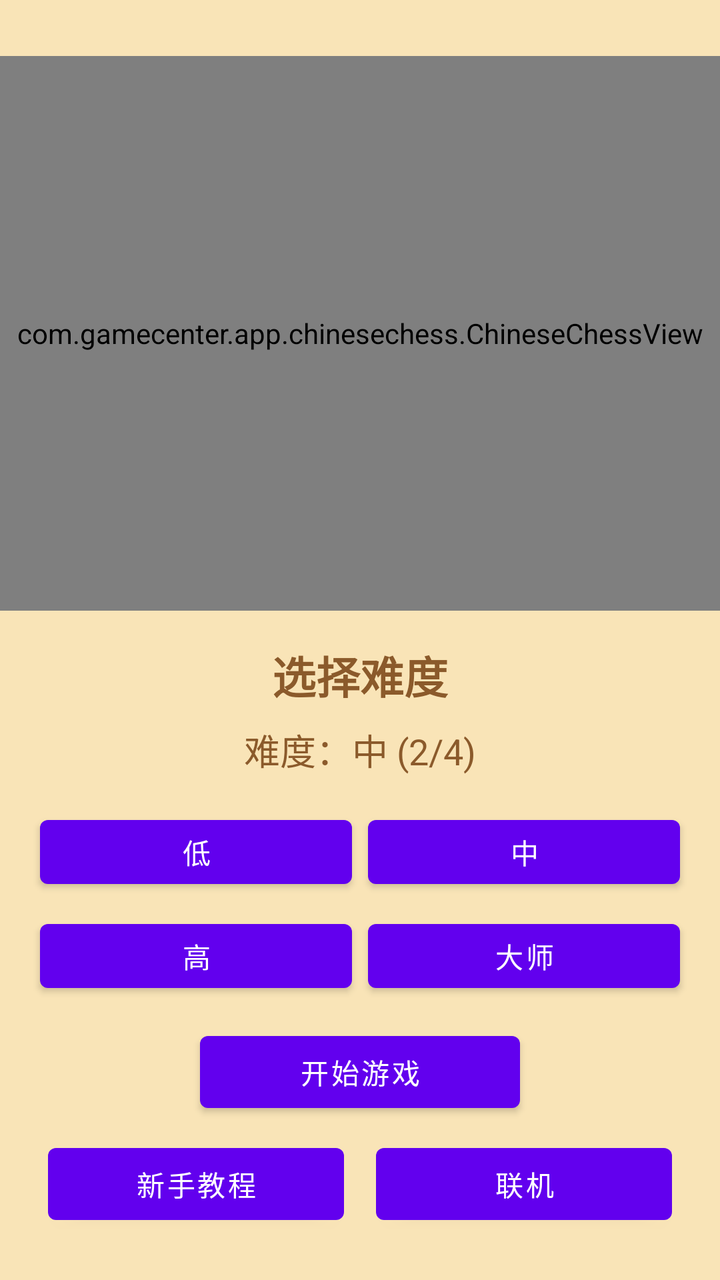
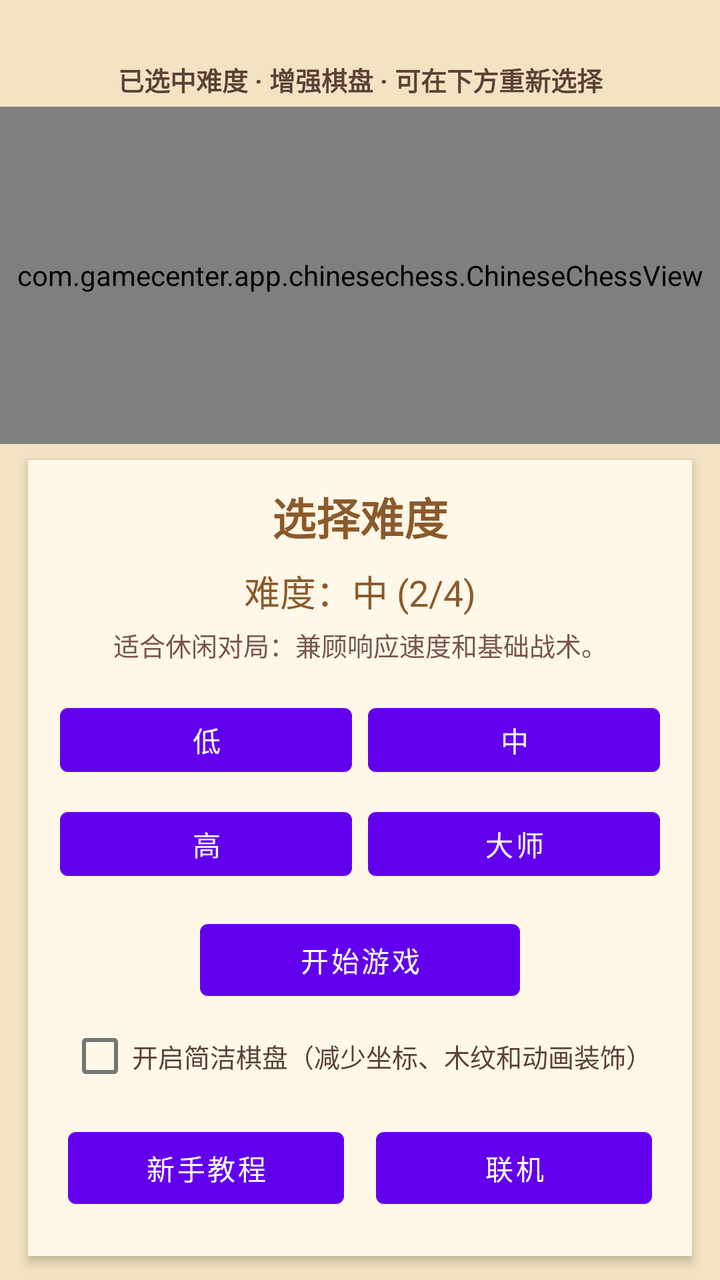

Before-and-after screenshots of an Android layout around one commit, followed by the original layout XML and the change that was made.
<!-- AndroidManifest.xml: fallback theme Theme.MaterialComponents.DayNight.NoActionBar -->
<!-- res/layout/activity_chinese_chess.xml -->
<?xml version="1.0" encoding="utf-8"?>
<LinearLayout xmlns:android="http://schemas.android.com/apk/res/android"
    android:layout_width="match_parent"
    android:layout_height="match_parent"
    android:orientation="vertical"
    android:background="#F9E4B7"
    android:paddingTop="28dp">

    <TextView
        android:id="@+id/tv_status"
        android:layout_width="match_parent"
        android:layout_height="wrap_content"
        android:gravity="center"
        android:padding="8dp"
        android:textColor="#8B5A2B"
        android:textSize="16sp"
        android:textStyle="bold"
        android:visibility="gone" />

    <com.gamecenter.app.chinesechess.ChineseChessView
        android:id="@+id/chess_view"
        android:layout_width="match_parent"
        android:layout_height="0dp"
        android:layout_weight="1" />

    <LinearLayout
        android:id="@+id/difficulty_panel"
        android:layout_width="match_parent"
        android:layout_height="wrap_content"
        android:layout_margin="16dp"
        android:gravity="center"
        android:orientation="vertical"
        android:visibility="visible">

        <TextView
            android:layout_width="wrap_content"
            android:layout_height="wrap_content"
            android:text="选择难度"
            android:textColor="#8B5A2B"
            android:textSize="22sp"
            android:textStyle="bold" />

        <TextView
            android:id="@+id/tv_difficulty_label"
            android:layout_width="wrap_content"
            android:layout_height="wrap_content"
            android:layout_marginTop="8dp"
            android:text="难度：中 (2/4)"
            android:textColor="#8B5A2B"
            android:textSize="18sp" />

        <LinearLayout
            android:layout_width="match_parent"
            android:layout_height="wrap_content"
            android:gravity="center"
            android:orientation="vertical"
            android:layout_marginTop="12dp">

            <LinearLayout
                android:layout_width="match_parent"
                android:layout_height="wrap_content"
                android:gravity="center"
                android:orientation="horizontal">

                <Button
                    android:id="@+id/btn_difficulty_1"
                    android:layout_width="0dp"
                    android:layout_height="44dp"
                    android:layout_margin="4dp"
                    android:layout_weight="1"
                    android:text="低"
                    android:textSize="14sp" />

                <Button
                    android:id="@+id/btn_difficulty_2"
                    android:layout_width="0dp"
                    android:layout_height="44dp"
                    android:layout_margin="4dp"
                    android:layout_weight="1"
                    android:text="中"
                    android:textSize="14sp" />

            </LinearLayout>

            <LinearLayout
                android:layout_width="match_parent"
                android:layout_height="wrap_content"
                android:gravity="center"
                android:orientation="horizontal">

                <Button
                    android:id="@+id/btn_difficulty_3"
                    android:layout_width="0dp"
                    android:layout_height="44dp"
                    android:layout_margin="4dp"
                    android:layout_weight="1"
                    android:text="高"
                    android:textSize="14sp" />

                <Button
                    android:id="@+id/btn_difficulty_4"
                    android:layout_width="0dp"
                    android:layout_height="44dp"
                    android:layout_margin="4dp"
                    android:layout_weight="1"
                    android:text="大师"
                    android:textSize="14sp" />

            </LinearLayout>

        </LinearLayout>

        <Button
            android:id="@+id/btn_start_game"
            android:layout_width="160dp"
            android:layout_height="48dp"
            android:layout_marginTop="8dp"
            android:text="开始游戏" />

        <LinearLayout
            android:layout_width="match_parent"
            android:layout_height="wrap_content"
            android:gravity="center"
            android:orientation="horizontal">

            <Button
                android:id="@+id/btn_tutorial"
                android:layout_width="0dp"
                android:layout_height="48dp"
                android:layout_margin="8dp"
                android:layout_weight="1"
                android:text="新手教程" />

            <Button
                android:id="@+id/btn_online"
                android:layout_width="0dp"
                android:layout_height="48dp"
                android:layout_margin="8dp"
                android:layout_weight="1"
                android:text="联机" />

        </LinearLayout>

    </LinearLayout>

    <LinearLayout
        android:id="@+id/control_panel"
        android:layout_width="match_parent"
        android:layout_height="wrap_content"
        android:layout_margin="16dp"
        android:gravity="center"
        android:orientation="vertical"
        android:visibility="gone">

        <LinearLayout
            android:layout_width="match_parent"
            android:layout_height="wrap_content"
            android:gravity="center"
            android:orientation="horizontal">

            <Button
                android:id="@+id/btn_undo"
                android:layout_width="0dp"
                android:layout_height="48dp"
                android:layout_margin="4dp"
                android:layout_weight="1"
                android:text="悔棋"
                android:textSize="13sp" />

            <Button
                android:id="@+id/btn_hint"
                android:layout_width="0dp"
                android:layout_height="48dp"
                android:layout_margin="4dp"
                android:layout_weight="1"
                android:text="提示"
                android:textSize="13sp" />

        </LinearLayout>

        <LinearLayout
            android:layout_width="match_parent"
            android:layout_height="wrap_content"
            android:gravity="center"
            android:orientation="horizontal">

            <Button
                android:id="@+id/btn_restart"
                android:layout_width="0dp"
                android:layout_height="48dp"
                android:layout_margin="4dp"
                android:layout_weight="1"
                android:text="重新开始"
                android:textSize="13sp" />

            <Button
                android:id="@+id/btn_tutorial_ingame"
                android:layout_width="0dp"
                android:layout_height="48dp"
                android:layout_margin="4dp"
                android:layout_weight="1"
                android:text="教程"
                android:textSize="13sp" />

        </LinearLayout>

    </LinearLayout>

</LinearLayout>
<!-- resources referenced by this layout -->
<resources>

</resources>

<!-- the commit's change to res/layout/activity_chinese_chess.xml (unified diff, before → after) -->
@@ -3,15 +3,30 @@
     android:layout_width="match_parent"
     android:layout_height="match_parent"
     android:orientation="vertical"
-    android:background="#F9E4B7"
-    android:paddingTop="28dp">
+    android:background="#F4E3C3"
+    android:paddingTop="24dp">
+
+    <TextView
+        android:id="@+id/tv_game_meta"
+        android:layout_width="match_parent"
+        android:layout_height="wrap_content"
+        android:gravity="center"
+        android:maxLines="2"
+        android:paddingHorizontal="12dp"
+        android:paddingTop="6dp"
+        android:paddingBottom="4dp"
+        android:text="已选中难度 · 增强棋盘 · 可在下方重新选择"
+        android:textColor="#5D4037"
+        android:textSize="13sp"
+        android:textStyle="bold" />
 
     <TextView
         android:id="@+id/tv_status"
         android:layout_width="match_parent"
         android:layout_height="wrap_content"
         android:gravity="center"
-        android:padding="8dp"
+        android:paddingHorizontal="8dp"
+        android:paddingVertical="5dp"
         android:textColor="#8B5A2B"
         android:textSize="16sp"
         android:textStyle="bold"
@@ -27,9 +42,14 @@
         android:id="@+id/difficulty_panel"
         android:layout_width="match_parent"
         android:layout_height="wrap_content"
-        android:layout_margin="16dp"
+        android:layout_marginHorizontal="14dp"
+        android:layout_marginTop="8dp"
+        android:layout_marginBottom="12dp"
+        android:background="#FFF8E8"
+        android:elevation="3dp"
         android:gravity="center"
         android:orientation="vertical"
+        android:padding="12dp"
         android:visibility="visible">
 
         <TextView
@@ -48,6 +68,17 @@
             android:text="难度：中 (2/4)"
             android:textColor="#8B5A2B"
             android:textSize="18sp" />
+
+        <TextView
+            android:id="@+id/tv_difficulty_description"
+            android:layout_width="match_parent"
+            android:layout_height="wrap_content"
+            android:layout_marginTop="4dp"
+            android:gravity="center"
+            android:maxLines="2"
+            android:text="适合休闲对局：兼顾响应速度和基础战术。"
+            android:textColor="#795548"
+            android:textSize="13sp" />
 
         <LinearLayout
             android:layout_width="match_parent"
@@ -64,6 +95,7 @@
 
                 <Button
                     android:id="@+id/btn_difficulty_1"
+                    android:stateListAnimator="@null"
                     android:layout_width="0dp"
                     android:layout_height="44dp"
                     android:layout_margin="4dp"
@@ -73,6 +105,7 @@
 
                 <Button
                     android:id="@+id/btn_difficulty_2"
+                    android:stateListAnimator="@null"
                     android:layout_width="0dp"
                     android:layout_height="44dp"
                     android:layout_margin="4dp"
@@ -90,6 +123,7 @@
 
                 <Button
                     android:id="@+id/btn_difficulty_3"
+                    android:stateListAnimator="@null"
                     android:layout_width="0dp"
                     android:layout_height="44dp"
                     android:layout_margin="4dp"
@@ -99,6 +133,7 @@
 
                 <Button
                     android:id="@+id/btn_difficulty_4"
+                    android:stateListAnimator="@null"
                     android:layout_width="0dp"
                     android:layout_height="44dp"
                     android:layout_margin="4dp"
@@ -112,11 +147,21 @@
 
         <Button
             android:id="@+id/btn_start_game"
+            android:stateListAnimator="@null"
             android:layout_width="160dp"
             android:layout_height="48dp"
             android:layout_marginTop="8dp"
             android:text="开始游戏" />
 
+        <CheckBox
+            android:id="@+id/check_simple_board"
+            android:layout_width="wrap_content"
+            android:layout_height="48dp"
+            android:gravity="center_vertical"
+            android:text="开启简洁棋盘（减少坐标、木纹和动画装饰）"
+            android:textColor="#5D4037"
+            android:textSize="13sp" />
+
         <LinearLayout
             android:layout_width="match_parent"
             android:layout_height="wrap_content"
@@ -125,6 +170,7 @@
 
             <Button
                 android:id="@+id/btn_tutorial"
+                android:stateListAnimator="@null"
                 android:layout_width="0dp"
                 android:layout_height="48dp"
                 android:layout_margin="8dp"
@@ -133,6 +179,7 @@
 
             <Button
                 android:id="@+id/btn_online"
+                android:stateListAnimator="@null"
                 android:layout_width="0dp"
                 android:layout_height="48dp"
                 android:layout_margin="8dp"
@@ -147,7 +194,9 @@
         android:id="@+id/control_panel"
         android:layout_width="match_parent"
         android:layout_height="wrap_content"
-        android:layout_margin="16dp"
+        android:layout_marginHorizontal="14dp"
+        android:layout_marginTop="6dp"
+        android:layout_marginBottom="10dp"
         android:gravity="center"
         android:orientation="vertical"
         android:visibility="gone">
@@ -160,6 +209,7 @@
 
             <Button
                 android:id="@+id/btn_undo"
+                android:stateListAnimator="@null"
                 android:layout_width="0dp"
                 android:layout_height="48dp"
                 android:layout_margin="4dp"
@@ -169,6 +219,7 @@
 
             <Button
                 android:id="@+id/btn_hint"
+                android:stateListAnimator="@null"
                 android:layout_width="0dp"
                 android:layout_height="48dp"
                 android:layout_margin="4dp"
@@ -186,6 +237,7 @@
 
             <Button
                 android:id="@+id/btn_restart"
+                android:stateListAnimator="@null"
                 android:layout_width="0dp"
                 android:layout_height="48dp"
                 android:layout_margin="4dp"
@@ -195,6 +247,7 @@
 
             <Button
                 android:id="@+id/btn_tutorial_ingame"
+                android:stateListAnimator="@null"
                 android:layout_width="0dp"
                 android:layout_height="48dp"
                 android:layout_margin="4dp"
@@ -202,6 +255,16 @@
                 android:text="教程"
                 android:textSize="13sp" />
 
+            <Button
+                android:id="@+id/btn_board_style"
+                android:stateListAnimator="@null"
+                android:layout_width="0dp"
+                android:layout_height="48dp"
+                android:layout_margin="4dp"
+                android:layout_weight="1"
+                android:text="棋盘：增强"
+                android:textSize="12sp" />
+
         </LinearLayout>
 
     </LinearLayout>
